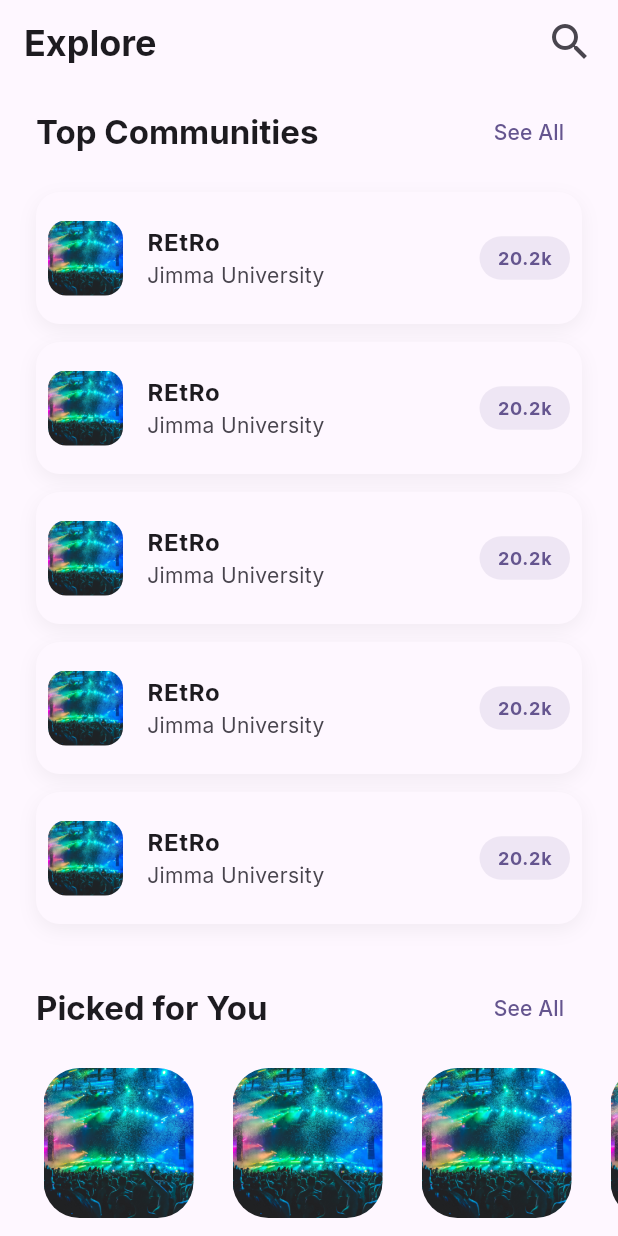
After one commit to Eagle-Agile-Tech/UniConnect, a Flutter app: the ExploreCommunityScreen screen opened by its route, on a phone screen of 412 x 824 dp. The commit adds this screen. Run offline on Flutter 3.47's test engine with Material 3 defaults, Android fonts, the phone set to English and light mode, and no system bars; our stand-ins replace dio, flutter_riverpod, flutter_secure_storage, freezed_annotation, go_router, google_fonts and 2 more; missing offline and left inert: fresh_dio; accounts and stored records are empty; generated files the repository leaves out were written again; network calls fail.

Commit message:
feat: implement community registration and discovery screens

```diff
--- a/app/mobile/uniconnect/lib/routing/router.dart
+++ b/app/mobile/uniconnect/lib/routing/router.dart
@@ -9,6 +9,8 @@ import 'package:uniconnect/ui/post/create_post.dart';
 import 'package:uniconnect/ui/setting/saved_screen.dart';
 import 'package:uniconnect/utils/navigation_wrapper.dart';
 
+import '../ui/community/community_form.dart';
+import '../ui/community/explore_community.dart';
 import '../ui/search/search_screen.dart';
 import '../ui/setting/setting_screen.dart';
 
@@ -68,6 +70,18 @@ final router = GoRouter(
     GoRoute(
       path: Routes.saved,
       builder: (context,state) => const SavedScreen(),
-    )
+    ),
+    GoRoute(
+      path: Routes.post,
+      builder: (context,state) => const CreatePostScreen()
+    ),
+    GoRoute(
+      path: Routes.createCommunity,
+      builder: (context,state) => const CreateCommunityScreen()
+    ),
+    GoRoute(
+      path: Routes.communities,
+      builder: (context,state) => const ExploreCommunityScreen()
+    ),
   ],
 );
--- a/app/mobile/uniconnect/lib/routing/routes.dart
+++ b/app/mobile/uniconnect/lib/routing/routes.dart
@@ -11,4 +11,7 @@ abstract final class Routes {
   static const String signup = '/signup';
   static const String setting = '/setting';
   static const String saved = '/saved';
+  static const String post = '/createPost';
+  static const String createCommunity = '/createCommunity';
+  static const String communities = '/communityCenter';
 }
--- /dev/null
+++ b/app/mobile/uniconnect/lib/ui/community/explore_community.dart
@@ -0,0 +1,182 @@
+import 'package:flutter/material.dart';
+import 'package:uniconnect/config/assets.dart';
+import '../core/theme/dimens.dart';
+
+class ExploreCommunityScreen extends StatelessWidget {
+  const ExploreCommunityScreen({super.key});
+
+  @override
+  Widget build(BuildContext context) {
+    final theme = Theme.of(context);
+
+    return Scaffold(
+      appBar: AppBar(
+        elevation: 0,
+        backgroundColor: Colors.transparent,
+        surfaceTintColor: Colors.transparent,
+        title: Text(
+          'Explore',
+          style: theme.textTheme.headlineSmall?.copyWith(
+            fontWeight: FontWeight.bold,
+          ),
+        ),
+        actions: [
+          IconButton(
+            onPressed: () {},
+            icon: Icon(Icons.search, size: Dimens.iconLg),
+          ),
+          const SizedBox(width: 8),
+        ],
+      ),
+      body: SingleChildScrollView(
+        physics: const BouncingScrollPhysics(),
+        child: Column(
+          crossAxisAlignment: CrossAxisAlignment.start,
+          children: [
+            const _SectionHeader(title: 'Top Communities'),
+            ListView.separated(
+              shrinkWrap: true,
+              physics: const NeverScrollableScrollPhysics(),
+              padding: const EdgeInsets.symmetric(
+                horizontal: Dimens.defaultSpace,
+              ),
+              itemCount: 5,
+              separatorBuilder: (context, index) => const SizedBox(height: 12),
+              itemBuilder: (context, index) {
+                return Container(
+                  decoration: BoxDecoration(
+                    color: theme.cardColor,
+                    borderRadius: BorderRadius.circular(16),
+                    boxShadow: [
+                      BoxShadow(
+                        color: Colors.black.withOpacity(0.05),
+                        blurRadius: 10,
+                        offset: const Offset(0, 4),
+                      ),
+                    ],
+                  ),
+                  child: ListTile(
+                    contentPadding: const EdgeInsets.all(8),
+                    leading: ClipRRect(
+                      borderRadius: BorderRadius.circular(12),
+                      child: Image.asset(
+                        Assets.event,
+                        width: 50,
+                        height: 50,
+                        fit: BoxFit.cover,
+                      ),
+                    ),
+                    title: const Text(
+                      'REtRo',
+                      style: TextStyle(fontWeight: FontWeight.bold),
+                    ),
+                    subtitle: const Text('Jimma University'),
+                    trailing: Container(
+                      padding: const EdgeInsets.symmetric(
+                        horizontal: 12,
+                        vertical: 6,
+                      ),
+                      decoration: BoxDecoration(
+                        color: theme.primaryColor.withOpacity(0.1),
+                        borderRadius: BorderRadius.circular(20),
+                      ),
+                      child: Text(
+                        '20.2k',
+                        style: TextStyle(
+                          color: theme.primaryColor,
+                          fontWeight: FontWeight.bold,
+                          fontSize: 12,
+                        ),
+                      ),
+                    ),
+                  ),
+                );
+              },
+            ),
+            const SizedBox(height: 24),
+            const _SectionHeader(title: 'Picked for You'),
+            _HorizontalCommunityList(),
+            const SizedBox(height: 24),
+            const _SectionHeader(title: 'New Communities'),
+            _HorizontalCommunityList(),
+            const SizedBox(height: 32),
+          ],
+        ),
+      ),
+    );
+  }
+}
+
+class _SectionHeader extends StatelessWidget {
+  final String title;
+
+  const _SectionHeader({required this.title});
+
+  @override
+  Widget build(BuildContext context) {
+    return Padding(
+      padding: const EdgeInsets.fromLTRB(
+        Dimens.defaultSpace,
+        8,
+        Dimens.defaultSpace,
+        16,
+      ),
+      child: Row(
+        mainAxisAlignment: MainAxisAlignment.spaceBetween,
+        children: [
+          Text(
+            title,
+            style: Theme.of(
+              context,
+            ).textTheme.titleLarge?.copyWith(fontWeight: FontWeight.bold),
+          ),
+          TextButton(onPressed: () {}, child: const Text('See All')),
+        ],
+      ),
+    );
+  }
+}
+
+class _HorizontalCommunityList extends StatelessWidget {
+  @override
+  Widget build(BuildContext context) {
+    return SizedBox(
+      height: 150,
+      child: ListView.builder(
+        scrollDirection: Axis.horizontal,
+        padding: const EdgeInsets.only(left: Dimens.defaultSpace),
+        itemCount: 10,
+        itemBuilder: (context, index) {
+          return Container(
+            width: 110,
+            margin: const EdgeInsets.only(right: 16),
+            child: Column(
+              children: [
+                Container(
+                  width: 100,
+                  height: 100,
+                  decoration: BoxDecoration(
+                    borderRadius: BorderRadius.circular(24),
+                    image: DecorationImage(
+                      image: AssetImage(Assets.event),
+                      fit: BoxFit.cover,
+                    ),
+                  ),
+                ),
+                const SizedBox(height: 8),
+                Text(
+                  'Tech Savvies',
+                  maxLines: 1,
+                  overflow: TextOverflow.ellipsis,
+                  style: Theme.of(
+                    context,
+                  ).textTheme.bodyMedium?.copyWith(fontWeight: FontWeight.w600),
+                ),
+              ],
+            ),
+          );
+        },
+      ),
+    );
+  }
+}
--- a/app/mobile/uniconnect/lib/ui/explore/explore_screen.dart
+++ b/app/mobile/uniconnect/lib/ui/explore/explore_screen.dart
@@ -61,10 +61,12 @@ class _ExploreScreenState extends State<ExploreScreen> {
                 leading: Icon(Icons.search, size: Dimens.iconLg),
                 shape: WidgetStateProperty.all(
                   RoundedRectangleBorder(
-                    borderRadius: BorderRadiusGeometry.circular(Dimens.radiusLg),
+                    borderRadius: BorderRadiusGeometry.circular(
+                      Dimens.radiusLg,
+                    ),
                   ),
                 ),
-                onTap: (){
+                onTap: () {
                   context.push(Routes.search);
                 },
               ),
@@ -77,6 +79,7 @@ class _ExploreScreenState extends State<ExploreScreen> {
                 crossAxisSpacing: Dimens.sm,
                 children: [
                   ExploreItem(
+                    onTap: () => context.push(Routes.communities),
                     color: Color(0xFF00786A),
                     title: 'Communities',
                     image: Assets.event,
--- a/app/mobile/uniconnect/lib/ui/home/widgets/drawer_content.dart
+++ b/app/mobile/uniconnect/lib/ui/home/widgets/drawer_content.dart
@@ -1,4 +1,7 @@
 import 'package:flutter/material.dart';
+import 'package:go_router/go_router.dart';
+
+import '../../../routing/routes.dart';
 
 class DrawerContent extends StatelessWidget {
   const DrawerContent({
@@ -9,7 +12,7 @@ class DrawerContent extends StatelessWidget {
   Widget build(BuildContext context) {
     return Column(
       children: [
-        ListTile(title: Text('Create a community'), trailing: Icon(Icons.add)),
+        ListTile(title: Text('Create a community'), trailing: IconButton(icon: Icon(Icons.add), onPressed: () => context.push(Routes.createCommunity),)),
         Divider(),
         ListTile(title: Text('Recently Visited'), trailing: Icon(Icons.keyboard_arrow_right),),
         ListTile(title: Text('Your Communities'), trailing: Icon(Icons.keyboard_arrow_right),),
```
Also changed, not shown: app/mobile/uniconnect/lib/ui/community/community_form.dart (added, +148 -0 lines), app/mobile/uniconnect/lib/ui/community/community_screen.dart (added, +148 -0 lines), app/mobile/uniconnect/lib/ui/explore/widgets/explore_item.dart (+6 -2 lines), app/mobile/uniconnect/lib/ui/home/home_screen.dart (+4 -4 lines).
